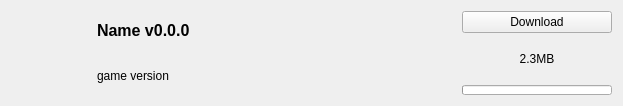
Above: src/ui/optifine/optifinemoditemwidget.ui from kaniol-lck/modmanager before the change. Below: the same form after it.
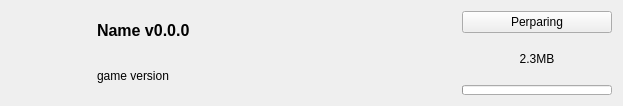
That is the form after the change. Icons and pictures are not drawn.

Diff of the .ui file:
```diff
--- a/src/ui/optifine/optifinemoditemwidget.ui
+++ b/src/ui/optifine/optifinemoditemwidget.ui
@@ -88,7 +88,7 @@
         </size>
        </property>
        <property name="text">
-        <string>Download</string>
+        <string>Perparing</string>
        </property>
        <property name="icon">
         <iconset theme="download">
```
